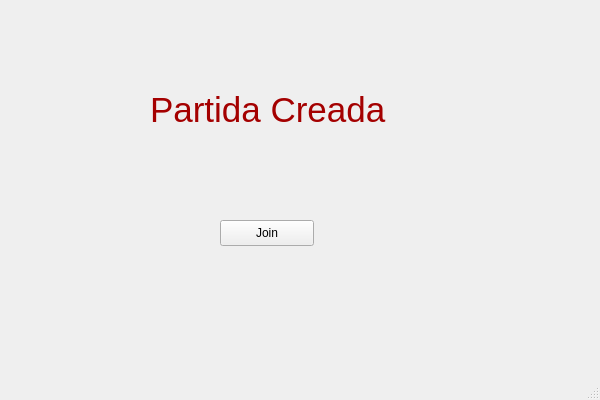
Above: client_src/clientWindow/clientwindow.ui from gonzalomartinezs/Wolfenstein3D before the change. Below: the same form after it.
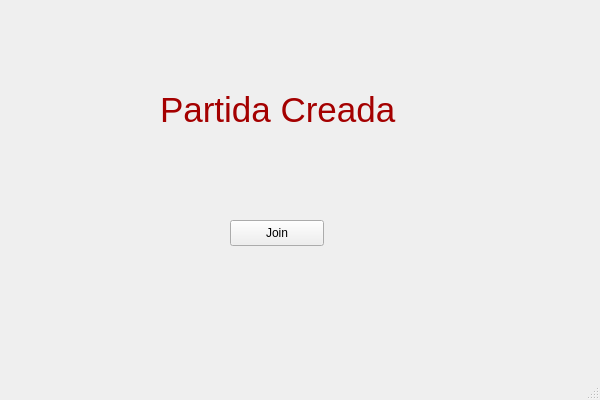
That is the form after the change.

Commit message: no mas maria elenena walsh

The edit to the form file:
```diff
--- a/client_src/clientWindow/clientwindow.ui
+++ b/client_src/clientWindow/clientwindow.ui
@@ -29,7 +29,7 @@
    <widget class="QStackedWidget" name="stack">
     <property name="geometry">
      <rect>
-      <x>10</x>
+      <x>20</x>
       <y>10</y>
       <width>551</width>
       <height>331</height>
```
The commit also changes 2 other files.
